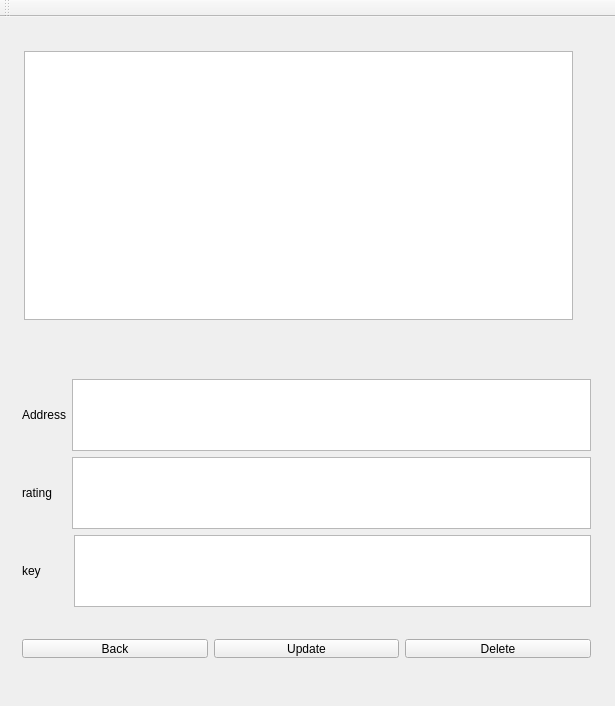
Above: model/customerTest/testForQtSql/mainwindow.ui from supojen/CS1C_Project before the change. Below: the same form after it.
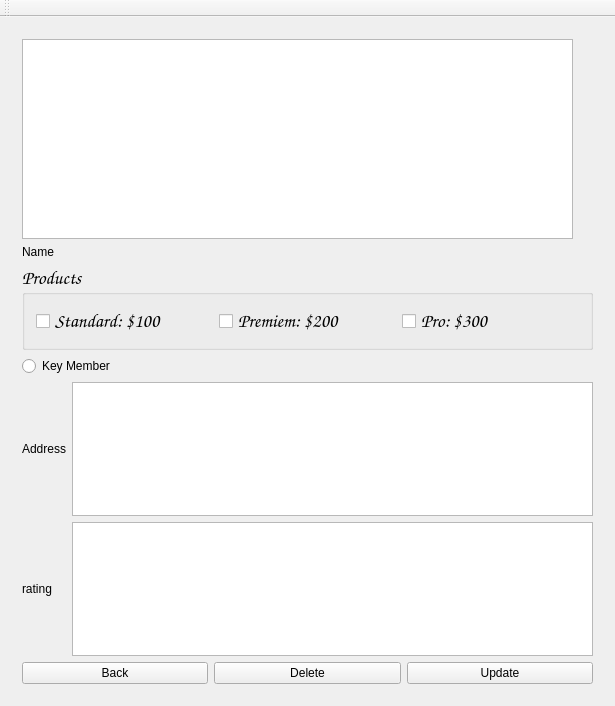
That is the form after the change. The open tabs and pages were chosen to show the change.

Commit message: Add the feature that the customer can choose their products and update their choice.

```diff
--- a/model/customerTest/testForQtSql/mainwindow.ui
+++ b/model/customerTest/testForQtSql/mainwindow.ui
@@ -15,7 +15,7 @@
   </property>
   <widget class="QWidget" name="centralWidget">
    <layout class="QGridLayout" name="gridLayout">
-    <item row="0" column="0">
+    <item row="0" column="1">
      <widget class="QStackedWidget" name="stackedWidget">
       <widget class="QWidget" name="PageCreate">
        <layout class="QGridLayout" name="gridLayout_2">
@@ -120,15 +120,8 @@
        </layout>
       </widget>
       <widget class="QWidget" name="PageList">
-       <widget class="QWidget" name="layoutWidget">
-        <property name="geometry">
-         <rect>
-          <x>0</x>
-          <y>340</y>
-          <width>591</width>
-          <height>250</height>
-         </rect>
-        </property>
+       <layout class="QGridLayout" name="gridLayout_4">
+        <item row="5" column="0" colspan="3">
         <layout class="QVBoxLayout" name="verticalLayout">
          <item>
           <layout class="QHBoxLayout" name="horizontalLayout_7">
@@ -159,66 +152,87 @@
           </layout>
          </item>
          <item>
-          <layout class="QHBoxLayout" name="horizontalLayout_9">
-           <item>
-            <widget class="QLabel" name="labelKeyListPage">
-             <property name="text">
-              <string>key        </string>
-             </property>
-            </widget>
-           </item>
-           <item>
-            <widget class="QTextEdit" name="textKeyListPage"/>
-           </item>
-          </layout>
-         </item>
-        </layout>
-       </widget>
-       <widget class="QWidget" name="layoutWidget">
-        <property name="geometry">
-         <rect>
-          <x>0</x>
-          <y>600</y>
-          <width>591</width>
-          <height>41</height>
-         </rect>
-        </property>
-        <layout class="QHBoxLayout" name="horizontalLayout_10">
-         <item>
-          <widget class="QPushButton" name="btncreatePage">
-           <property name="text">
-            <string>Back</string>
-           </property>
-          </widget>
-         </item>
-         <item>
-          <widget class="QPushButton" name="btnUpdate">
-           <property name="text">
-            <string>Update</string>
-           </property>
-          </widget>
-         </item>
-         <item>
+           <layout class="QHBoxLayout" name="horizontalLayout_9"/>
+          </item>
+         </layout>
+        </item>
+        <item row="6" column="1">
           <widget class="QPushButton" name="btnDelete">
            <property name="text">
             <string>Delete</string>
            </property>
           </widget>
          </item>
-        </layout>
-       </widget>
-       <widget class="QWidget" name="layoutWidget">
-        <property name="geometry">
-         <rect>
-          <x>2</x>
-          <y>12</y>
-          <width>591</width>
-          <height>291</height>
-         </rect>
-        </property>
+        <item row="6" column="2">
+         <widget class="QPushButton" name="btnUpdate">
+          <property name="text">
+           <string>Update</string>
+          </property>
+         </widget>
+        </item>
+        <item row="2" column="0" colspan="3">
+         <widget class="QLabel" name="labelCustomerName">
+          <property name="text">
+           <string>Name</string>
+          </property>
+         </widget>
+        </item>
+        <item row="3" column="0" colspan="3">
+         <widget class="QGroupBox" name="groupBox_2">
+          <property name="font">
+           <font>
+            <family>Comic Sans MS</family>
+            <pointsize>14</pointsize>
+            <weight>75</weight>
+            <bold>true</bold>
+           </font>
+          </property>
+          <property name="title">
+           <string>Products</string>
+          </property>
+          <layout class="QHBoxLayout" name="horizontalLayout_13">
+           <item>
+            <widget class="QCheckBox" name="checkBoxStandardUpdate">
+             <property name="text">
+              <string>Standard: $100</string>
+             </property>
+            </widget>
+           </item>
+           <item>
+            <widget class="QCheckBox" name="checkBoxPremiemUpdate">
+             <property name="text">
+              <string>Premiem: $200</string>
+             </property>
+            </widget>
+           </item>
+           <item>
+            <widget class="QCheckBox" name="checkBoxProUpdate">
+             <property name="text">
+              <string>Pro: $300</string>
+             </property>
+            </widget>
+           </item>
+          </layout>
+         </widget>
+        </item>
+        <item row="6" column="0">
+         <widget class="QPushButton" name="btncreatePage">
+          <property name="text">
+           <string>Back</string>
+          </property>
+         </widget>
+        </item>
+        <item row="0" column="0" rowspan="2" colspan="3">
         <layout class="QGridLayout" name="gridLayout_3">
          <item row="0" column="0" rowspan="2" colspan="2">
-          <widget class="QTableView" name="tableView"/>
+           <widget class="QTableView" name="tableView">
+            <property name="minimumSize">
+             <size>
+              <width>50</width>
+              <height>200</height>
+             </size>
+            </property>
+           </widget>
          </item>
          <item row="0" column="2">
           <spacer name="verticalSpacer">
@@ -247,20 +261,15 @@
           </spacer>
          </item>
         </layout>
-       </widget>
-       <widget class="QLabel" name="labelCustomerName">
-        <property name="geometry">
-         <rect>
-          <x>10</x>
-          <y>310</y>
-          <width>71</width>
-          <height>16</height>
-         </rect>
-        </property>
+        </item>
+        <item row="4" column="0">
+         <widget class="QRadioButton" name="radioButtonKeyUpdate">
         <property name="text">
-         <string/>
-        </property>
-       </widget>
+           <string>Key Member</string>
+          </property>
+         </widget>
+        </item>
+       </layout>
       </widget>
      </widget>
     </item>
```
Left out of the diff: 117 changed lines with no effect on the pictures. Lines whose indentation alone changed are shown as unchanged. The commit also changes 14 other files.
